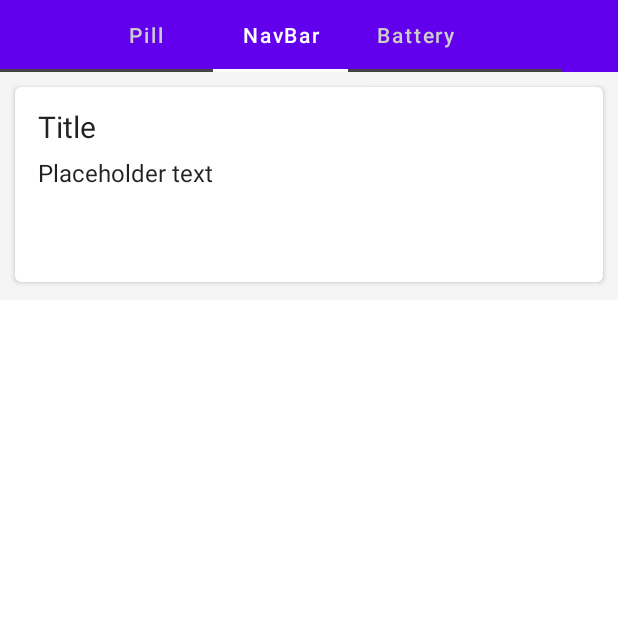
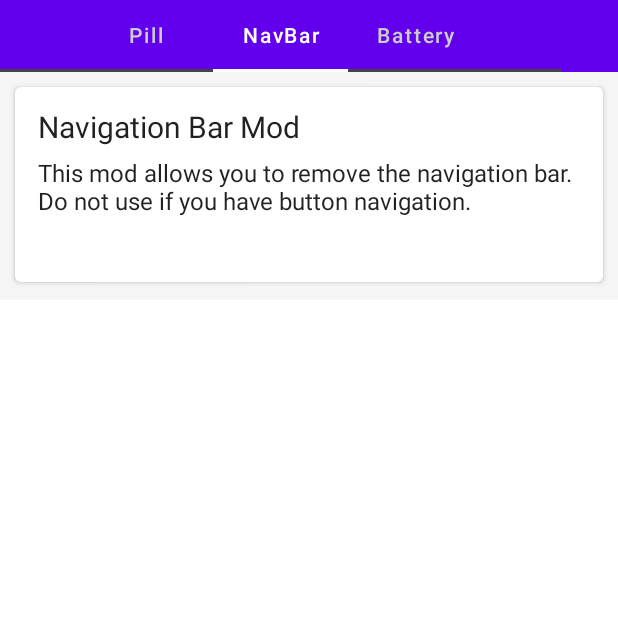
Before and after one commit to strangerweather/rootless_ui_mods, an Android app built with Jetpack Compose: the composable ScreenModsTabScreen shown on its own in the app's theme, tab 2 chosen, on a phone screen of 412 x 824 dp, the top half of it. Run offline under Robolectric (Android 15) with nearby library versions, the phone set to English and light mode, and no system bars; our stand-ins replace accompanist; 2 statements that could not run were skipped.

```diff
--- a/app/src/main/java/com/strangerweather/rootlessuimods/components/composables/TopCardScreenMods.kt
+++ b/app/src/main/java/com/strangerweather/rootlessuimods/components/composables/TopCardScreenMods.kt
@@ -10,9 +10,7 @@ import androidx.compose.runtime.Composable
 import androidx.compose.ui.Alignment
 import androidx.compose.ui.Modifier
 import androidx.compose.ui.graphics.Color
-import androidx.compose.ui.res.stringResource
 import androidx.compose.ui.unit.dp
-import com.strangerweather.rootlessuimods.R
 
 @Composable
 fun TopCardScreenMods(registerLayer: () -> Unit, buttonName: String) {
--- a/app/src/main/res/values/strings.xml
+++ b/app/src/main/res/values/strings.xml
@@ -12,14 +12,14 @@
     <string name="tab2_color_explanation">This mod allows you to change the background color of the notification and app drawers.</string>
     <string name="tab3_color_explanation">This mod allows you to change the text color of the home screen clock and weather.</string>
     <string name="tab1_screen_explanation">This mod allows you to remove the gesture navigation pill. Do not use if you have button navigation.</string>
-    <string name="tab2_screen_explanation">Placeholder text</string>
-    <string name="tab3_screen_explanation">Placeholder text</string>
+    <string name="tab2_screen_explanation">This mod allows you to remove the navigation bar. Do not use if you have button navigation.</string>
+    <string name="tab3_screen_explanation">Remove the status bar battery icon. You can show the battery percentage by toggling the option in device Settings.</string>
     <string name="tab1_color_title">Accent Color Mod</string>
     <string name="tab2_color_title">Drawers Color Mod</string>
     <string name="tab3_color_title">Text Color Mod</string>
     <string name="tab1_screen_title">Gesture Pill Mod</string>
-    <string name="tab2_screen_title">Title</string>
-    <string name="tab3_screen_title">Title</string>
+    <string name="tab2_screen_title">Navigation Bar Mod</string>
+    <string name="tab3_screen_title">Status Bar Battery Icon</string>
     <string name="tab1_instr_1">Choose a Color</string>
     <string name="tab1_instr_2">Apply</string>
     <string name="color_picker">Color Picker</string>
```
Also changed, not shown: app/src/main/java/com/strangerweather/rootlessuimods/content/ScreenModsContent.kt (+0 -106 lines).
